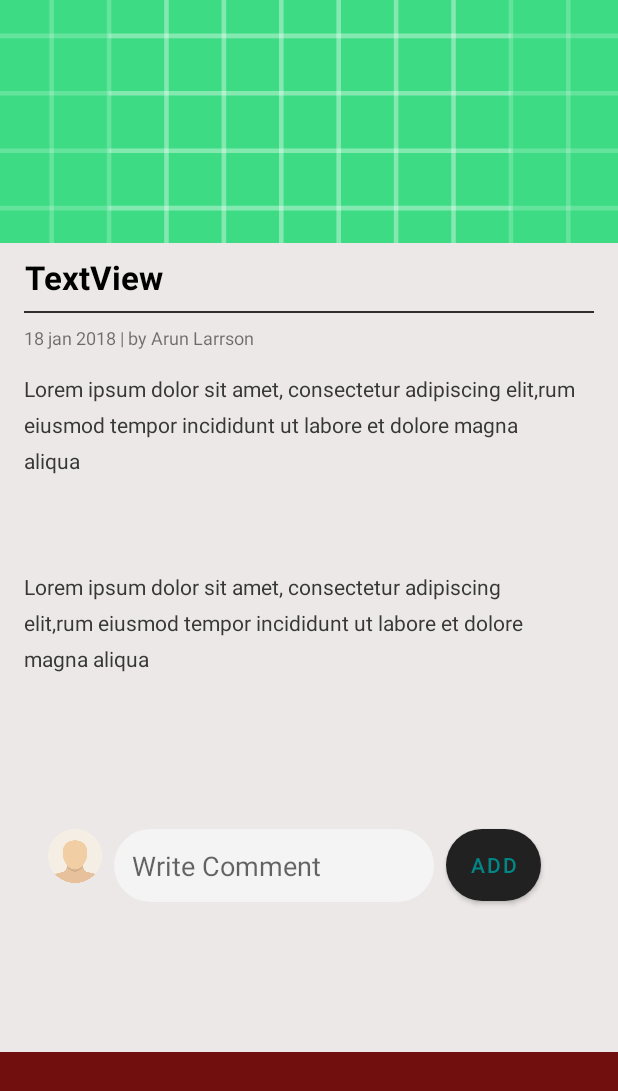
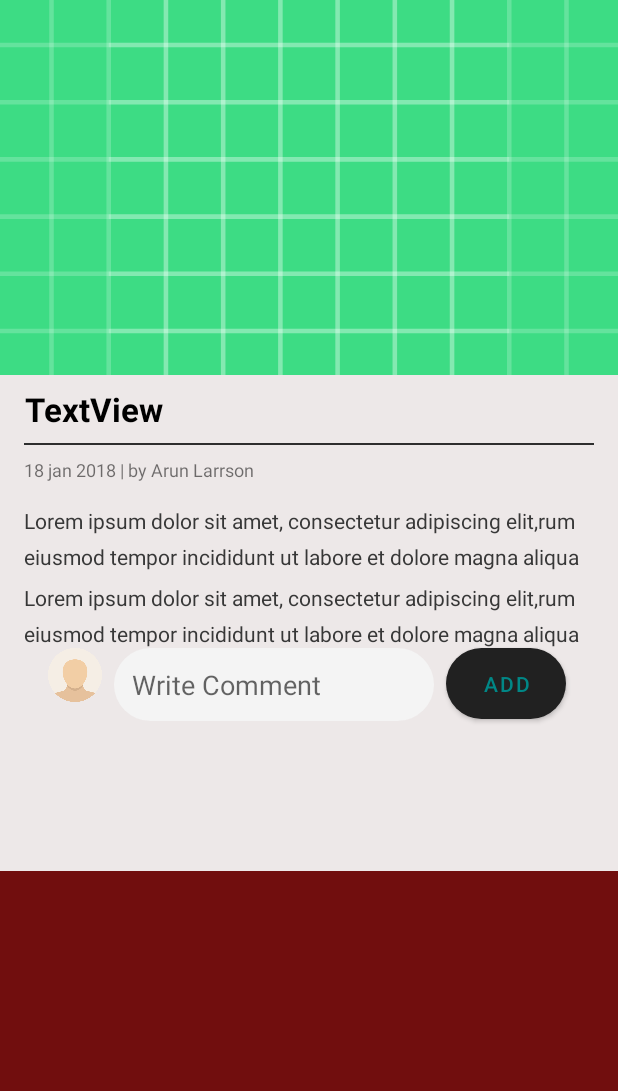
Before and after one commit to glorkpixels/ne-yesek, an Android app: the layout activity_recipe_detail.xml on its own in the app's theme, with its tools: preview values and no code run, on a phone screen of 412 x 824 dp. Shown: the top 1091 px of the screen. Run offline under Robolectric (Android 15) with nearby library versions, the phone set to English and light mode, and no system bars.

Commit message:
Detail page mainly done

```diff
--- a/app/src/main/java/com/deu/neyesek/Adapters/RecipeAdapter.java
+++ b/app/src/main/java/com/deu/neyesek/Adapters/RecipeAdapter.java
@@ -82,10 +82,12 @@ public class RecipeAdapter extends RecyclerView.Adapter<RecipeAdapter.MyViewHold
                 public void onClick(View view) {
                     Intent postDetailActivity = new Intent(mContext, RecipeDetailActivity.class);
                     int position = getAdapterPosition();
-                    System.out.println(mData.get(position).getName() + " lol");
+                    System.out.println(mData.get(position).getName() + mData.get(position).getRecipeKey() + " lol");
                     postDetailActivity.putExtra("Name", mData.get(position).getName());
                     postDetailActivity.putExtra("Image", mData.get(position).getImage());
-                    postDetailActivity.putExtra("Desc", mData.get(position).getRecipeDetails());
+                    postDetailActivity.putExtra("xd", mData.get(position).getIngridients());
+                    postDetailActivity.putExtra("sdd", mData.get(position).getRecipeDetails());
+                    //System.out.println(mData.get(position).getRecipeDetails() + " lol");
                     //postDetailActivity.putExtra("prepdet", mData.get(position).getPrepDetails());
                     postDetailActivity.putExtra("postKey", mData.get(position).getRecipeKey());
                     // will fix this later i forgot to add user name to post object
--- a/app/src/main/res/layout/activity_recipe_detail.xml
+++ b/app/src/main/res/layout/activity_recipe_detail.xml
@@ -14,11 +14,13 @@
 
         <ImageView
             android:id="@+id/recipe_detail_img"
-            android:layout_width="413dp"
-            android:layout_height="162dp"
+            android:layout_width="0dp"
+            android:layout_height="250dp"
+            android:layout_marginBottom="8dp"
             android:scaleType="centerCrop"
+            app:layout_constraintBottom_toTopOf="@+id/recipe_detail_title"
             app:layout_constraintEnd_toEndOf="parent"
-            app:layout_constraintHorizontal_bias="0.0"
+            app:layout_constraintHorizontal_bias="0.538"
             app:layout_constraintStart_toStartOf="parent"
             app:layout_constraintTop_toTopOf="parent"
             app:srcCompat="@drawable/ic_launcher_background"
@@ -36,6 +38,7 @@
             android:layout_marginRight="8dp"
             android:lineSpacingExtra="4dp"
             android:text="TextView"
+            app:autoSizeTextType="uniform"
             android:textColor="@android:color/black"
             android:textSize="22sp"
             android:textStyle="bold"
@@ -77,8 +80,8 @@
         <TextView
 
             android:id="@+id/recipe_detail_desc"
-            android:layout_width="367dp"
-            android:layout_height="124dp"
+            android:layout_width="0dp"
+            android:layout_height="wrap_content"
             android:layout_marginStart="16dp"
             android:layout_marginTop="16dp"
             android:layout_marginEnd="16dp"
@@ -86,6 +89,7 @@
             android:text="Lorem ipsum dolor sit amet, consectetur adipiscing elit,rum eiusmod tempor incididunt ut labore et dolore magna aliqua"
             android:textColor="#373737"
             android:textIsSelectable="true"
+            app:autoSizeTextType="uniform"
             app:layout_constraintEnd_toEndOf="parent"
             app:layout_constraintHorizontal_bias="0.0"
             app:layout_constraintStart_toStartOf="parent"
@@ -94,15 +98,19 @@
         <TextView
 
             android:id="@+id/recipe_prep_steps"
-            android:layout_width="363dp"
-            android:layout_height="171dp"
+            android:layout_width="0dp"
+            android:layout_height="wrap_content"
             android:layout_marginStart="16dp"
             android:layout_marginTop="8dp"
             android:layout_marginEnd="16dp"
+            android:autoSizeMaxTextSize="100sp"
+            android:autoSizeMinTextSize="12sp"
+            android:autoSizeStepGranularity="2sp"
             android:lineSpacingExtra="8dp"
             android:text="Lorem ipsum dolor sit amet, consectetur adipiscing elit,rum eiusmod tempor incididunt ut labore et dolore magna aliqua"
             android:textColor="#373737"
             android:textIsSelectable="true"
+            app:autoSizeTextType="uniform"
             app:layout_constraintEnd_toEndOf="parent"
             app:layout_constraintHorizontal_bias="0.0"
             app:layout_constraintStart_toStartOf="parent"
@@ -117,6 +125,7 @@
             android:background="@drawable/edittext_button_style_rounded"
             android:ems="10"
             android:hint="Write Comment"
+            app:autoSizeTextType="uniform"
             android:inputType="textPersonName"
             app:layout_constraintBottom_toBottomOf="@+id/recipe_detail_currentuser_img"
             app:layout_constraintStart_toEndOf="@+id/recipe_detail_currentuser_img"
@@ -125,8 +134,8 @@
 
         <Button
             android:id="@+id/recipe_detail_add_comment_btn"
-            android:layout_width="63dp"
-            android:layout_height="wrap_content"
+            android:layout_width="80dp"
+            android:layout_height="47dp"
             android:layout_marginStart="8dp"
             android:layout_marginEnd="8dp"
             android:background="@drawable/edittext_button_style_rounded"
```
Also changed, not shown: app/src/main/java/com/deu/neyesek/Activity/RecipeDetailActivity.java (+37 -9 lines), app/src/main/java/com/deu/neyesek/Fragments/RecipeFragment.java (+12 -17 lines), app/src/main/res/layout/row_recipe_item.xml (+16 -14 lines).
